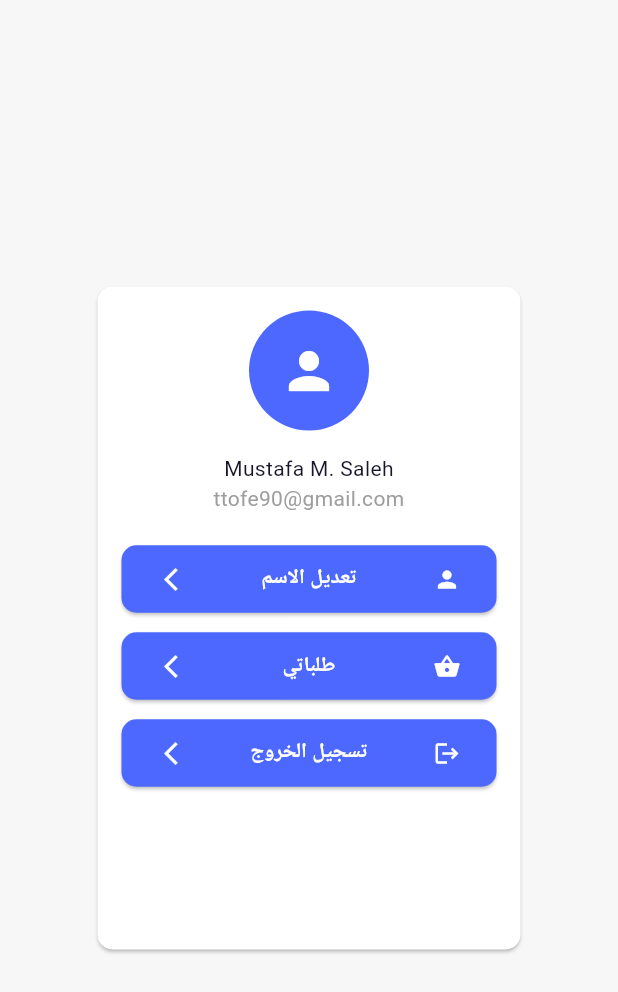
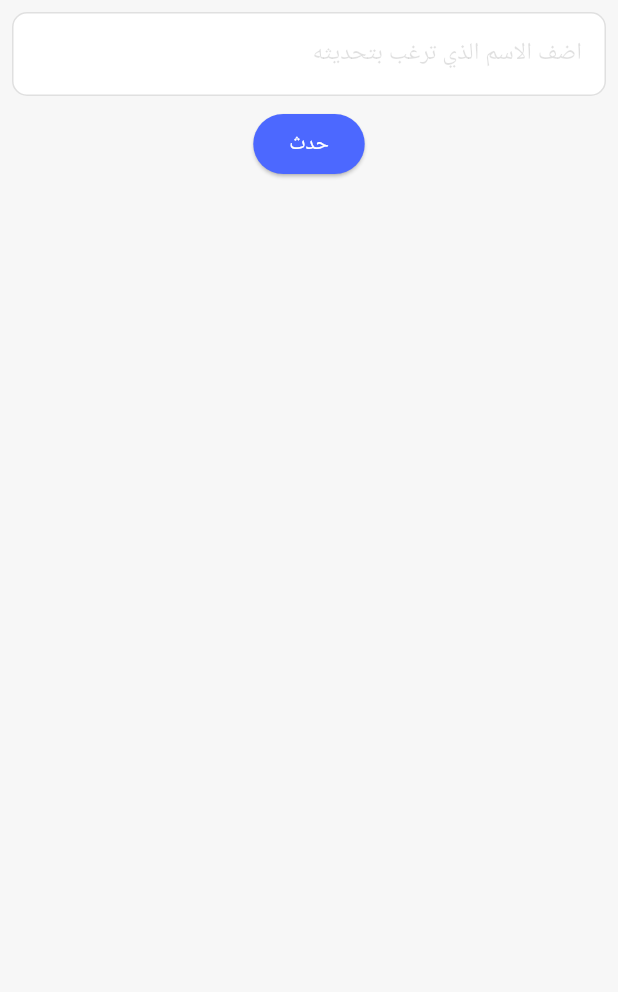
Before and after one commit to Tafalili/market, a Flutter app: the Nav_Profile screen opened directly, after a tap on "تعديل الاسم", on a phone screen of 412 x 824 dp. Shown: the top 992 px of the screen. Run offline on Flutter 3.47's test engine with Material 3 defaults, Android fonts, the phone set to English and light mode, and no system bars; our stand-ins replace cached_network_image, flutter_bloc, google_nav_bar, smooth_page_indicator; network calls fail.

Commit message:
nav_profile is DONE

```diff
--- a/lib/views/profile/ui.dart
+++ b/lib/views/profile/ui.dart
@@ -1,6 +1,7 @@
 import 'package:flutter/material.dart';
 import 'package:market/views/auth/ui/WIDGETS/app_colors.dart';
 import 'package:market/views/profile/widgets/buttons_of_profile.dart';
+import 'package:market/views/profile/widgets/elements_screen/edit_nsme.dart';
 
 class Nav_Profile extends StatelessWidget {
   @override
@@ -47,13 +48,13 @@ class Nav_Profile extends StatelessWidget {
                       ),
                     ),
                     SizedBox(height: 20,),
-                    profile_button(lable: 'تعديل الاسم',left: Icons.arrow_forward_ios_outlined,right: Icons.person,),
+                    profile_button(lable: 'تعديل الاسم',left: Icons.arrow_forward_ios_outlined,right: Icons.person, doIt: () { Navigator.of(context).push(MaterialPageRoute(builder: (context) =>Edit_Name() ,)); },),
                     SizedBox(height: 10,),
 
-                    profile_button(lable: 'طلباتي',left: Icons.arrow_forward_ios_outlined,right: Icons.shopping_basket,),
+                    profile_button(lable: 'طلباتي',left: Icons.arrow_forward_ios_outlined,right: Icons.shopping_basket, doIt: () {  },),
                     SizedBox(height: 10,),
 
-                    profile_button(lable: 'تسجيل الخروج',left: Icons.arrow_forward_ios_outlined,right: Icons.logout,),
+                    profile_button(lable: 'تسجيل الخروج',left: Icons.arrow_forward_ios_outlined,right: Icons.logout, doIt: () {  },),
 
                   ],
                 ),
--- a/lib/views/profile/widgets/buttons_of_profile.dart
+++ b/lib/views/profile/widgets/buttons_of_profile.dart
@@ -3,16 +3,17 @@ import '../../auth/ui/WIDGETS/app_colors.dart';
 
 class profile_button extends StatelessWidget {
   const profile_button({
-    super.key, required this.lable, required this.left, required this.right,
+    super.key, required this.lable, required this.left, required this.right, required this.doIt,
   });
   final String lable;
   final IconData left;
   final IconData right;
+  final VoidCallback doIt;
 
   @override
   Widget build(BuildContext context) {
     return ElevatedButton(
-      onPressed: () {},
+      onPressed: doIt,
       style: ElevatedButton.styleFrom(
           backgroundColor: AppColors.kPrimaryColor,
           shape: RoundedRectangleBorder(
--- /dev/null
+++ b/lib/views/profile/widgets/elements_screen/edit_nsme.dart
@@ -0,0 +1,39 @@
+import 'package:flutter/material.dart';
+import 'package:market/views/auth/ui/WIDGETS/app_colors.dart';
+
+import '../../../auth/ui/WIDGETS/text_form_fild.dart';
+
+class Edit_Name extends StatelessWidget {
+  Edit_Name({super.key});
+
+  TextEditingController update_name_controller = TextEditingController();
+
+  @override
+  Widget build(BuildContext context) {
+    return Directionality(
+      textDirection: TextDirection.rtl,
+      child: SafeArea(
+        child: Scaffold(
+          body: Column(
+            children: [
+            Padding(
+              padding: const EdgeInsets.all(8.0),
+              child: CustomTFF(
+              lable: "اضف الاسم الذي ترغب بتحديثه",
+              control_password: update_name_controller,
+                        ),
+            ),
+          Center(
+            child: ElevatedButton(onPressed: () {},
+              child: Text("حدث"),
+              style: ElevatedButton.styleFrom(backgroundColor: AppColors.kPrimaryColor,foregroundColor: AppColors.kWhiteColor,shape: RoundedRectangleBorder(
+                  borderRadius: BorderRadius.circular(30))),
+            )
+          )
+            ],
+          ),
+        ),
+      ),
+    );
+  }
+}
```
